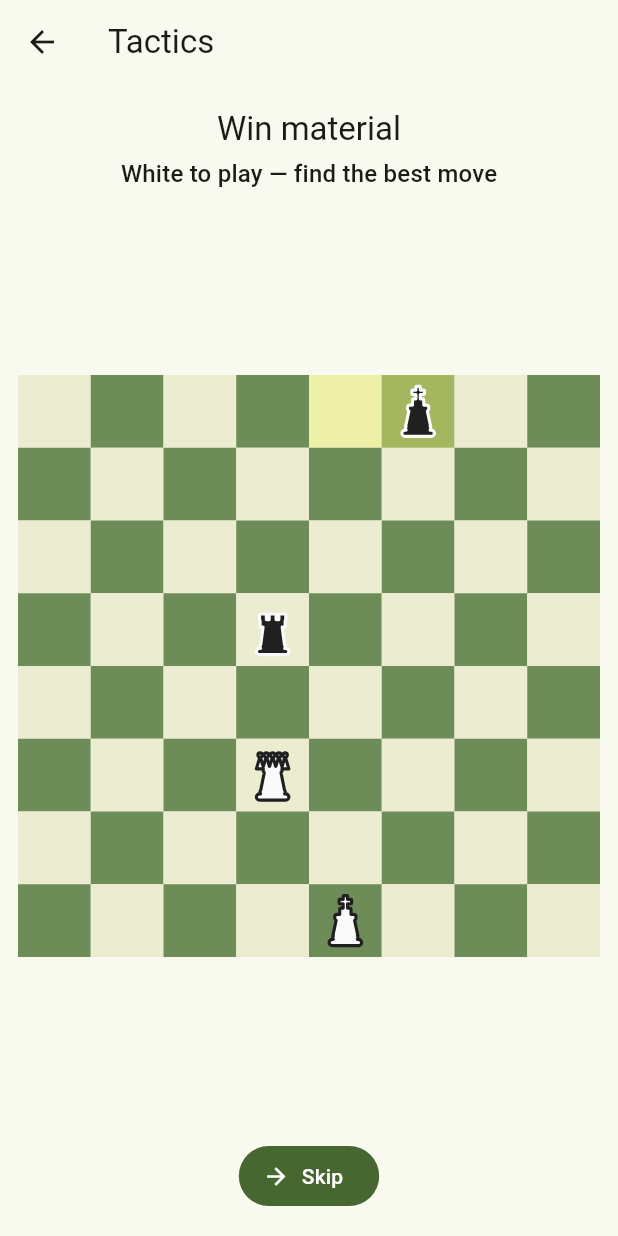
After one commit to aryan-nandal/Super-Chess, a Flutter app: the TacticsScreen screen opened directly, after a tap on "Skip", on a phone screen of 412 x 824 dp. The commit adds this screen. Run offline on Flutter 3.47's test engine with Material 3 defaults, Android fonts, the light colour scheme and no system bars; our stand-ins replace drift, flutter_riverpod; accounts and stored records are empty; generated files the repository leaves out were written again.

Commit message:
feat(tactics): add named-motif tactics trainer screen (#10)
* Tactics screen: the named-motif trainer (the wedge in action)

Wires the board + solver + repository into the actual 'solve this motif'
experience, and seeds the bundled puzzles into the app.

- InMemoryPuzzleRepository: pure-Dart PuzzleRepository from a list — works
  on web with no SQLite; the app's default source.
- TacticsController (Riverpod): loads a puzzle, wraps TacticsAttempt,
  tap-to-select/move -> validates against the solution, tracks
  solving/solved/failed + feedback, next/retry. puzzleRepositoryProvider
  is the injection seam (overridden in main()/tests).
- TacticsScreen: reuses ChessBoardView; motif label + side-to-move
  instruction + feedback + Next/Try-again. Check highlight.
- main() loads the bundled sample puzzles into the in-memory repo; a
  Tactics action on the board app bar opens the screen.

13 new tests (in-memory repo, controller solve/fail/retry, screen flow);
verified the rendered screen via a screenshot. flutter analyze clean;
full suite green (112); web build compiles.

* no-mistakes(review): harden puzzle load with fallback and document placeholder library limits

* no-mistakes(document): sync docs for tactics trainer and bundled puzzle startup loading

* no-mistakes(lint): format changed Dart files with dart format

---------

Co-authored-by: Aryan <aryan@Aryans-MacBook-Air.local>

```diff
--- a/lib/data/content/puzzle_seeder.dart
+++ b/lib/data/content/puzzle_seeder.dart
@@ -12,8 +12,9 @@ import 'content_database.dart';
 /// the CC0 Lichess DB) is bundled as an asset and loaded once. Seeding is
 /// idempotent — it no-ops when the library is already populated.
 class PuzzleSeeder {
-  /// Tiny hand-authored dev/test set. For development and tests only — never
-  /// pass this as the production library.
+  /// Tiny hand-authored sample set, currently used as the placeholder library
+  /// (in dev, tests, and the shipping app) until the curated CC0 Lichess set is
+  /// bundled. It must not be shipped as the FINAL library.
   static const sampleAsset = 'assets/puzzles/sample_puzzles.json';
 
   final ContentDatabase db;
--- a/lib/domain/tactics/puzzle_repository.dart
+++ b/lib/domain/tactics/puzzle_repository.dart
@@ -1,8 +1,10 @@
 import 'tactics_puzzle.dart';
 
 /// Read-only access to the bundled tactics-puzzle library (the curated CC0
-/// Lichess subset). Pure domain interface — implemented in the data layer
-/// (Drift), so the trainer/UI never depend on the storage engine.
+/// Lichess subset). Pure domain interface, so the trainer/UI never depend on
+/// the storage engine. Implemented by `InMemoryPuzzleRepository` (the
+/// cross-platform default, loaded from the bundled JSON) and by the data
+/// layer's Drift repository (the persisted, scalable alternative).
 abstract class PuzzleRepository {
   /// The puzzle with [id], or `null` if absent.
   Future<TacticsPuzzle?> byId(String id);
--- a/lib/domain/tactics/tactics.dart
+++ b/lib/domain/tactics/tactics.dart
@@ -5,3 +5,4 @@ library;
 export 'tactics_puzzle.dart';
 export 'tactics_attempt.dart';
 export 'puzzle_repository.dart';
+export 'in_memory_puzzle_repository.dart';
--- /dev/null
+++ b/lib/features/tactics/tactics_controller.dart
@@ -0,0 +1,176 @@
+import 'dart:math';
+
+import 'package:flutter_riverpod/flutter_riverpod.dart';
+
+import '../../domain/tactics/tactics.dart';
+import '../../engine/engine.dart';
+
+/// Source of puzzles. Overridden in `main()` (an in-memory repository loaded
+/// from the bundled asset) and in tests.
+final puzzleRepositoryProvider = Provider<PuzzleRepository>((ref) {
+  throw UnimplementedError('puzzleRepositoryProvider must be overridden');
+});
+
+enum TacticsStatus { loading, solving, solved, failed, empty }
+
+/// View-state for the tactics trainer. The mutable [attempt] lives inside; a
+/// fresh state is emitted on every change so Riverpod notifies.
+class TacticsUiState {
+  final TacticsStatus status;
+  final TacticsAttempt? attempt;
+  final Square? selected;
+  final List<Square> targets;
+
+  /// Short feedback after the last player move.
+  final String? feedback;
+
+  const TacticsUiState({
+    required this.status,
+    this.attempt,
+    this.selected,
+    this.targets = const [],
+    this.feedback,
+  });
+
+  TacticsPuzzle? get puzzle => attempt?.puzzle;
+  Position? get position => attempt?.position;
+  Move? get lastMove => attempt?.lastMove;
+
+  /// The side the player moves for (the side to move once the puzzle is set up).
+  PieceColor? get playerColor => attempt?.position.turn;
+
+  bool get isSolved => status == TacticsStatus.solved;
+  bool get isFailed => status == TacticsStatus.failed;
+}
+
+/// Drives one tactics session: loads a puzzle, validates player moves against
+/// the solution via [TacticsAttempt], and exposes board-selection state.
+class TacticsController extends Notifier<TacticsUiState> {
+  final Random _random;
+  late PuzzleRepository _repository;
+
+  TacticsController({Random? random}) : _random = random ?? Random();
+
+  @override
+  TacticsUiState build() {
+    _repository = ref.watch(puzzleRepositoryProvider);
+    _loadNext();
+    return const TacticsUiState(status: TacticsStatus.loading);
+  }
+
+  Future<void> _loadNext() async {
+    final themes = await _repository.themes();
+    if (themes.isEmpty) {
+      state = const TacticsUiState(status: TacticsStatus.empty);
+      return;
+    }
+    final theme = themes[_random.nextInt(themes.length)];
+    final puzzle = await _repository.randomByTheme(theme);
+    state = puzzle == null
+        ? const TacticsUiState(status: TacticsStatus.empty)
+        : TacticsUiState(
+            status: TacticsStatus.solving,
+            attempt: TacticsAttempt(puzzle),
+          );
+  }
+
+  /// Loads a fresh puzzle.
+  void nextPuzzle() {
+    state = const TacticsUiState(status: TacticsStatus.loading);
+    _loadNext();
+  }
+
+  /// Restarts the current puzzle from the beginning.
+  void retry() {
+    final puzzle = state.puzzle;
+    if (puzzle == null) return;
+    state = TacticsUiState(
+      status: TacticsStatus.solving,
+      attempt: TacticsAttempt(puzzle),
+    );
+  }
+
+  /// Handles a tap: select a piece, move to a legal target, reselect, or clear.
+  void onSquareTap(Square square) {
+    final current = state;
+    if (current.status != TacticsStatus.solving || current.attempt == null) {
+      return;
+    }
+    final selected = current.selected;
+    if (selected == null) {
+      _trySelect(square);
+    } else if (square == selected) {
+      _solving(selected: null);
+    } else if (current.targets.contains(square)) {
+      _play(selected, square);
+    } else {
+      _trySelect(square);
+    }
+  }
+
+  void _trySelect(Square square) {
+    final position = state.attempt!.position;
+    final piece = position.pieceAt(square);
+    if (piece != null && piece.color == position.turn) {
+      final targets = <Square>{
+        for (final m in generateLegalMoves(position))
+          if (m.from == square) m.to,
+      }.toList();
+      _solving(selected: square, targets: targets);
+    } else {
+      _solving(selected: null);
+    }
+  }
+
+  void _play(Square from, Square to) {
+    final attempt = state.attempt!;
+    final candidates = generateLegalMoves(
+      attempt.position,
+    ).where((m) => m.from == from && m.to == to).toList();
+    if (candidates.isEmpty) {
+      _solving(selected: null);
+      return;
+    }
+    // Promotion auto-selects a queen (no promotion picker yet), so any puzzle
+    // whose solution requires a non-mating underpromotion will auto-fail until
+    // a picker is added — a deliberate deferral; fine for the current sample
+    // set.
+    final move = candidates.firstWhere(
+      (m) => m.promotion == null || m.promotion == PieceRole.queen,
+      orElse: () => candidates.first,
+    );
+    switch (attempt.playUserMove(move)) {
+      case MoveOutcome.solved:
+        state = TacticsUiState(
+          status: TacticsStatus.solved,
+          attempt: attempt,
+          feedback: 'Solved!',
+        );
+      case MoveOutcome.correct:
+        state = TacticsUiState(
+          status: TacticsStatus.solving,
+          attempt: attempt,
+          feedback: 'Correct — keep going',
+        );
+      case MoveOutcome.incorrect:
+        state = TacticsUiState(
+          status: TacticsStatus.failed,
+          attempt: attempt,
+          feedback: 'Not the move — try again',
+        );
+    }
+  }
+
+  void _solving({Square? selected, List<Square> targets = const []}) {
+    state = TacticsUiState(
+      status: TacticsStatus.solving,
+      attempt: state.attempt,
+      selected: selected,
+      targets: targets,
+      feedback: state.feedback,
+    );
+  }
+}
+
+final tacticsControllerProvider =
+    NotifierProvider<TacticsController, TacticsUiState>(TacticsController.new);
--- /dev/null
+++ b/lib/features/tactics/tactics_screen.dart
@@ -0,0 +1,154 @@
+import 'package:flutter/material.dart';
+import 'package:flutter_riverpod/flutter_riverpod.dart';
+
+import '../../engine/engine.dart';
+import '../game/widgets/chess_board.dart';
+import 'tactics_controller.dart';
+
+const _motifNames = {
+  'mateIn1': 'Mate in 1',
+  'mateIn2': 'Mate in 2',
+  'backRankMate': 'Back-rank mate',
+  'queenMate': 'Queen mate',
+  'fork': 'Fork',
+  'pin': 'Pin',
+  'skewer': 'Skewer',
+  'discoveredAttack': 'Discovered attack',
+  'hangingPiece': 'Win material',
+};
+
+/// Friendly motif name from a puzzle's themes (first recognized one).
+String motifLabel(List<String> themes) {
+  for (final t in themes) {
+    final name = _motifNames[t];
+    if (name != null) return name;
+  }
+  return themes.isNotEmpty ? themes.first : 'Tactics';
+}
+
+/// The named-motif tactics trainer: present a puzzle, validate the solution
+/// line, and teach the motif. Reuses [ChessBoardView] and [TacticsController].
+class TacticsScreen extends ConsumerWidget {
+  const TacticsScreen({super.key});
+
+  @override
+  Widget build(BuildContext context, WidgetRef ref) {
+    final state = ref.watch(tacticsControllerProvider);
+    final controller = ref.read(tacticsControllerProvider.notifier);
+
+    return Scaffold(
+      appBar: AppBar(title: const Text('Tactics')),
+      body: SafeArea(child: _body(context, state, controller)),
+    );
+  }
+
+  Widget _body(
+    BuildContext context,
+    TacticsUiState state,
+    TacticsController controller,
+  ) {
+    switch (state.status) {
+      case TacticsStatus.loading:
+        return const Center(child: CircularProgressIndicator());
+      case TacticsStatus.empty:
+        return const Center(child: Text('No puzzles available yet.'));
+      case TacticsStatus.solving:
+      case TacticsStatus.solved:
+      case TacticsStatus.failed:
+        return _puzzle(context, state, controller);
+    }
+  }
+
+  Widget _puzzle(
+    BuildContext context,
+    TacticsUiState state,
+    TacticsController controller,
+  ) {
+    final position = state.position!;
+    final theme = Theme.of(context);
+    final inCheck = isCheck(position);
+
+    return Column(
+      children: [
+        Padding(
+          padding: const EdgeInsets.all(16),
+          child: Column(
+            children: [
+              Text(
+                motifLabel(state.puzzle!.themes),
+                key: const ValueKey('tactics_motif'),
+                style: theme.textTheme.titleLarge,
+              ),
+              const SizedBox(height: 4),
+              Text(
+                _statusLine(state),
+                key: const ValueKey('tactics_status'),
+                style: theme.textTheme.titleMedium?.copyWith(
+                  color: switch (state.status) {
+                    TacticsStatus.solved => Colors.green,
+                    TacticsStatus.failed => theme.colorScheme.error,
+                    _ => null,
+                  },
+                ),
+              ),
+            ],
+          ),
+        ),
+        Expanded(
+          child: Padding(
+            padding: const EdgeInsets.symmetric(horizontal: 12),
+            child: Center(
+              child: ChessBoardView(
+                position: position,
+                orientation: state.playerColor ?? PieceColor.white,
+                selected: state.selected,
+                targets: state.targets,
+                lastMove: state.lastMove,
+                checkSquare: inCheck
+                    ? kingSquareOf(position, position.turn)
+                    : null,
+                onSquareTap: controller.onSquareTap,
+              ),
+            ),
+          ),
+        ),
+        Padding(
+          padding: const EdgeInsets.all(16),
+          child: Row(
+            mainAxisAlignment: MainAxisAlignment.spaceEvenly,
+            children: [
+              if (state.isFailed)
+                FilledButton.tonalIcon(
+                  key: const ValueKey('retry_button'),
+                  onPressed: controller.retry,
+                  icon: const Icon(Icons.refresh),
+                  label: const Text('Try again'),
+                ),
+              FilledButton.icon(
+                key: const ValueKey('next_button'),
+                onPressed: controller.nextPuzzle,
+                icon: const Icon(Icons.arrow_forward),
+                label: Text(state.isSolved ? 'Next puzzle' : 'Skip'),
+              ),
+            ],
+          ),
+        ),
+      ],
+    );
+  }
+
+  String _statusLine(TacticsUiState state) {
+    switch (state.status) {
+      case TacticsStatus.solved:
+        return '✓ Solved!';
+      case TacticsStatus.failed:
+        return '✗ ${state.feedback ?? 'Try again'}';
+      case TacticsStatus.solving:
+        final side = state.playerColor == PieceColor.white ? 'White' : 'Black';
+        return state.feedback ?? '$side to play — find the best move';
+      case TacticsStatus.loading:
+      case TacticsStatus.empty:
+        return '';
+    }
+  }
+}
```
Also changed, not shown: lib/domain/tactics/in_memory_puzzle_repository.dart (added, +60 -0 lines), lib/features/game/board_screen.dart (+14 -1 lines), lib/main.dart (+40 -1 lines), 5 other files.
